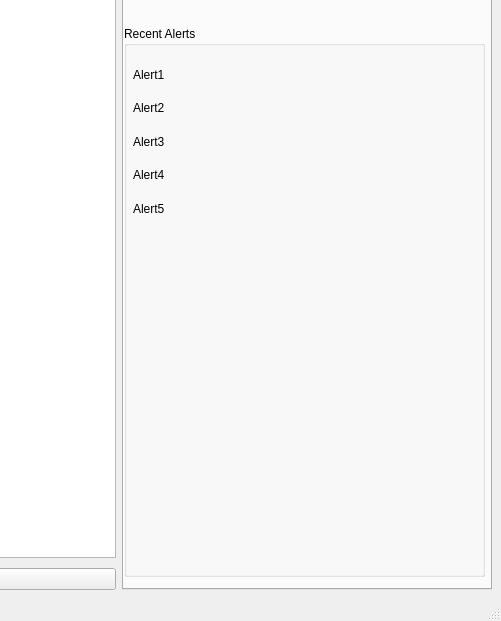
The window that intelpy/gui/mainwindow.ui (Riftr/intelpy) describes before a commit, drawn with Qt 5; both pictures show x 258 to 759 and y 169 to 790 of the 759 by 790 pixel window.
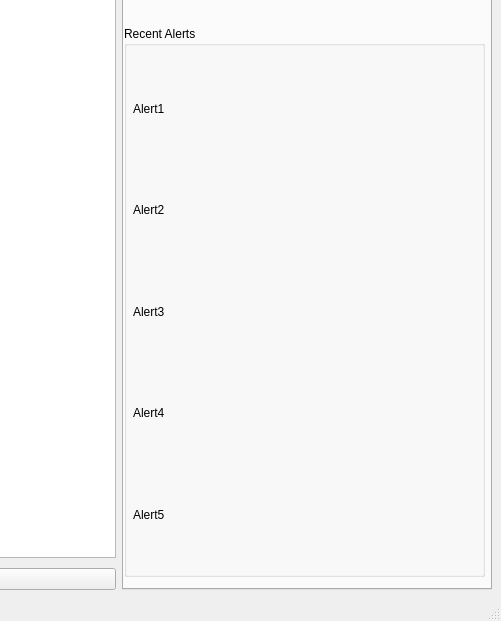
The same window after the commit. Icons and pictures are not drawn.

```diff
--- a/intelpy/gui/mainwindow.ui
+++ b/intelpy/gui/mainwindow.ui
@@ -234,12 +234,18 @@
                <x>9</x>
                <y>35</y>
                <width>341</width>
-               <height>161</height>
+               <height>501</height>
               </rect>
              </property>
              <layout class="QVBoxLayout" name="verticalLayout_4">
               <item>
                <widget class="QLabel" name="label_recentalert1">
+                <property name="sizePolicy">
+                 <sizepolicy hsizetype="Preferred" vsizetype="Expanding">
+                  <horstretch>0</horstretch>
+                  <verstretch>0</verstretch>
+                 </sizepolicy>
+                </property>
                 <property name="text">
                  <string>Alert1</string>
                 </property>
@@ -247,6 +253,12 @@
               </item>
               <item>
                <widget class="QLabel" name="label_recentalert2">
+                <property name="sizePolicy">
+                 <sizepolicy hsizetype="Preferred" vsizetype="Expanding">
+                  <horstretch>0</horstretch>
+                  <verstretch>0</verstretch>
+                 </sizepolicy>
+                </property>
                 <property name="text">
                  <string>Alert2</string>
                 </property>
@@ -254,6 +266,12 @@
               </item>
               <item>
                <widget class="QLabel" name="label_recentalert3">
+                <property name="sizePolicy">
+                 <sizepolicy hsizetype="Preferred" vsizetype="Expanding">
+                  <horstretch>0</horstretch>
+                  <verstretch>0</verstretch>
+                 </sizepolicy>
+                </property>
                 <property name="text">
                  <string>Alert3</string>
                 </property>
@@ -261,6 +279,12 @@
               </item>
               <item>
                <widget class="QLabel" name="label_recentalert4">
+                <property name="sizePolicy">
+                 <sizepolicy hsizetype="Preferred" vsizetype="Expanding">
+                  <horstretch>0</horstretch>
+                  <verstretch>0</verstretch>
+                 </sizepolicy>
+                </property>
                 <property name="text">
                  <string>Alert4</string>
                 </property>
@@ -268,6 +292,12 @@
               </item>
               <item>
                <widget class="QLabel" name="label_recentalert5">
+                <property name="sizePolicy">
+                 <sizepolicy hsizetype="Preferred" vsizetype="Expanding">
+                  <horstretch>0</horstretch>
+                  <verstretch>0</verstretch>
+                 </sizepolicy>
+                </property>
                 <property name="text">
                  <string>Alert5</string>
                 </property>
```
Left out of the diff: 14 changed lines with no effect on the pictures.
